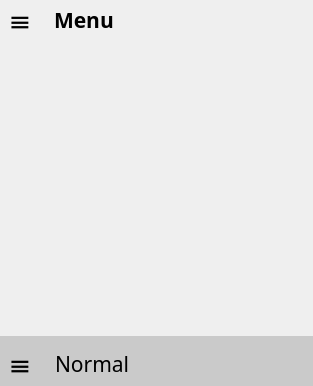
Old version of the form template/mainwindow.ui in the repository cmh1027/calculator.
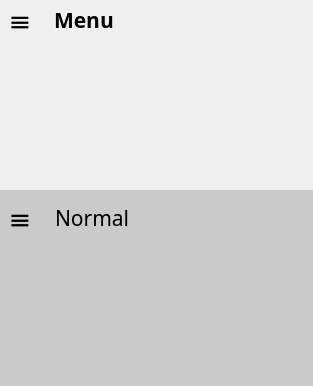
New version of the form.

```diff
--- a/template/mainwindow.ui
+++ b/template/mainwindow.ui
@@ -81,7 +81,7 @@
             <x>0</x>
             <y>0</y>
             <width>313</width>
-            <height>334</height>
+            <height>190</height>
            </rect>
           </property>
           <property name="minimumSize">
@@ -210,7 +210,7 @@
       <item>
        <widget class="QWidget" name="titleWidget" native="true">
         <property name="sizePolicy">
-         <sizepolicy hsizetype="Fixed" vsizetype="Fixed">
+         <sizepolicy hsizetype="Preferred" vsizetype="Fixed">
           <horstretch>0</horstretch>
           <verstretch>0</verstretch>
          </sizepolicy>
@@ -308,7 +308,7 @@
       <item>
        <widget class="QStackedWidget" name="contentWidget">
         <property name="sizePolicy">
-         <sizepolicy hsizetype="Preferred" vsizetype="Fixed">
+         <sizepolicy hsizetype="Expanding" vsizetype="Expanding">
           <horstretch>0</horstretch>
           <verstretch>0</verstretch>
          </sizepolicy>
```
